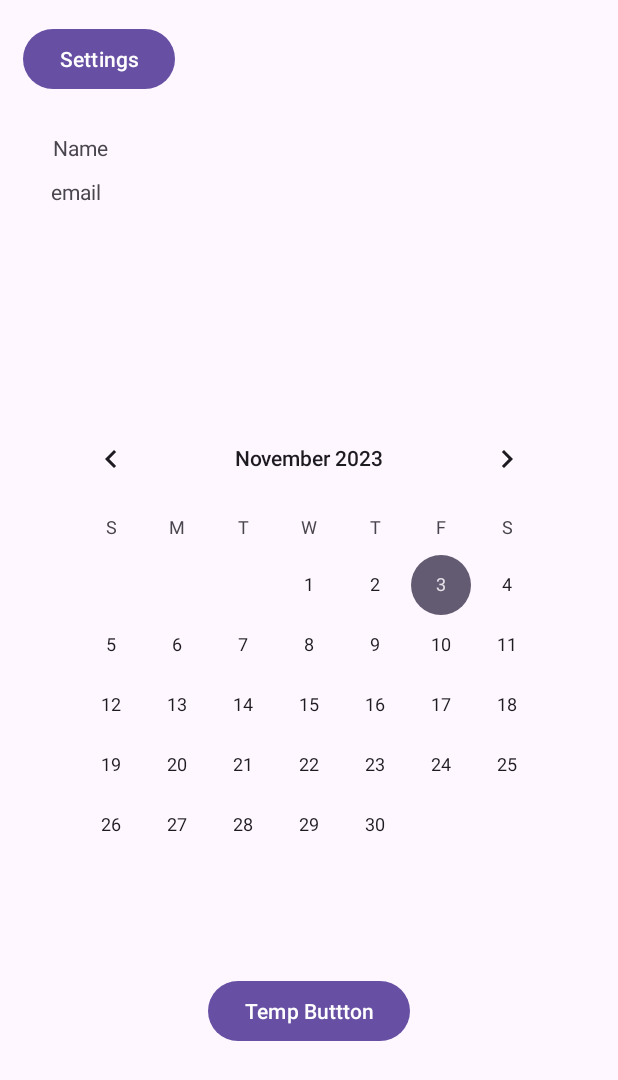
After one commit to AquarioDeterminado/Projeto_Semestre_3, an Android app: the Profile screen opened directly, with no data from a screen before it, on a phone screen of 412 x 824 dp. The commit adds this screen. Shown: the top 1080 px of the screen. Run offline under Robolectric (Android 15) with nearby library versions, the phone set to English and light mode, and no system bars.

```diff
--- a/Android/src/app/src/main/AndroidManifest.xml
+++ b/Android/src/app/src/main/AndroidManifest.xml
@@ -13,6 +13,9 @@
         android:theme="@style/Theme.ProjetoSolar"
         tools:targetApi="31">
         <activity
+            android:name=".Profile"
+            android:exported="false" />
+        <activity
             android:name=".MainActivity"
             android:exported="true">
             <intent-filter>
--- /dev/null
+++ b/Android/src/app/src/main/java/pt/iade/RicardoDiasJoaoCoelho/projetosolar/Profile.java
@@ -0,0 +1,14 @@
+package pt.iade.RicardoDiasJoaoCoelho.projetosolar;
+
+import androidx.appcompat.app.AppCompatActivity;
+
+import android.os.Bundle;
+
+public class Profile extends AppCompatActivity {
+
+    @Override
+    protected void onCreate(Bundle savedInstanceState) {
+        super.onCreate(savedInstanceState);
+        setContentView(R.layout.activity_profile);
+    }
+}
--- /dev/null
+++ b/Android/src/app/src/main/res/layout/activity_profile.xml
@@ -0,0 +1,69 @@
+<?xml version="1.0" encoding="utf-8"?>
+<androidx.constraintlayout.widget.ConstraintLayout xmlns:android="http://schemas.android.com/apk/res/android"
+    xmlns:app="http://schemas.android.com/apk/res-auto"
+    xmlns:tools="http://schemas.android.com/tools"
+    android:layout_width="match_parent"
+    android:layout_height="match_parent"
+    tools:context=".Profile">
+
+    <TextView
+        android:id="@+id/profile_name_display"
+        android:layout_width="164dp"
+        android:layout_height="0dp"
+        android:layout_marginStart="20dp"
+        android:layout_marginTop="25dp"
+        android:text="@string/profile_name_display"
+        app:layout_constraintStart_toStartOf="@+id/profile_settings_button"
+        app:layout_constraintTop_toBottomOf="@+id/profile_settings_button"/>
+
+    <TextView
+        android:id="@+id/profile_email_display"
+        android:layout_width="167dp"
+        android:layout_height="24dp"
+        android:layout_marginTop="10dp"
+        android:text="@string/profile_email_display"
+        app:layout_constraintEnd_toEndOf="@+id/profile_name_display"
+        app:layout_constraintStart_toStartOf="@+id/profile_name_display"
+        app:layout_constraintTop_toBottomOf="@+id/profile_name_display" />
+
+    <ImageView
+        android:id="@+id/profile_avatar_display"
+        android:layout_width="wrap_content"
+        android:layout_height="wrap_content"
+        android:layout_marginTop="35dp"
+        android:layout_marginEnd="30dp"
+        android:contentDescription="@string/profile_avatar_display"
+        app:layout_constraintEnd_toEndOf="parent"
+        app:layout_constraintTop_toTopOf="parent"
+        tools:srcCompat="@tools:sample/avatars" />
+
+    <CalendarView
+        android:id="@+id/profile_calendar"
+        android:layout_width="wrap_content"
+        android:layout_height="wrap_content"
+        android:layout_marginTop="130dp"
+        app:layout_constraintEnd_toEndOf="parent"
+        app:layout_constraintStart_toStartOf="parent"
+        app:layout_constraintTop_toBottomOf="@+id/profile_email_display" />
+
+    <Button
+        android:id="@+id/profile_settings_button"
+        android:layout_width="wrap_content"
+        android:layout_height="wrap_content"
+        android:layout_marginStart="15dp"
+        android:layout_marginTop="15dp"
+        android:text="@string/profile_settings_button"
+        app:layout_constraintStart_toStartOf="parent"
+        app:layout_constraintTop_toTopOf="parent" />
+
+    <Button
+        android:id="@+id/profile_back_button"
+        android:layout_width="wrap_content"
+        android:layout_height="wrap_content"
+        android:layout_marginTop="40dp"
+        android:text="@string/profile_back_button"
+        app:layout_constraintEnd_toEndOf="@+id/profile_calendar"
+        app:layout_constraintStart_toStartOf="@+id/profile_calendar"
+        app:layout_constraintTop_toBottomOf="@+id/profile_calendar" />
+
+</androidx.constraintlayout.widget.ConstraintLayout>
--- a/Android/src/app/src/main/res/values/strings.xml
+++ b/Android/src/app/src/main/res/values/strings.xml
@@ -4,4 +4,21 @@
     <!-- LogIn Entry Page -->
     <string name="login_entry_username">Username</string>
     <string name="login_entry_password">Password</string>
+
+    <!-- Profile Page -->
+    <string name="profile_email_display">email</string>
+    <string name="profile_name_display">Name</string>
+    <string name="profile_settings_button">Settings</string>
+    <string name="profile_avatar_display">User Avatar Photo</string>
+    <string name="profile_back_button">Temp Buttton</string>
+
+    <!-- Plant Selector -->
+    <string name="plant_selector_company_name_1">Empresa 1</string>
+    <string name="plant_selector_company_name_2">Empresa 2</string>
+    <string name="plant_selector_company_name_3">Empresa 3</string>
+    <string name="plant_selector_company_name_4">Empresa 4</string>
+    <string name="plant_selector_back_button">Temp Button</string>
+    <string name="plant_selector_settings_button">Settings</string>
+    <string name="plant_selector_image_description">Company Image</string>
+
 </resources>
```
Also changed, not shown: Android/src/app/src/main/res/layout/activity_plant_selelctor_location.xml (added, +111 -0 lines).
